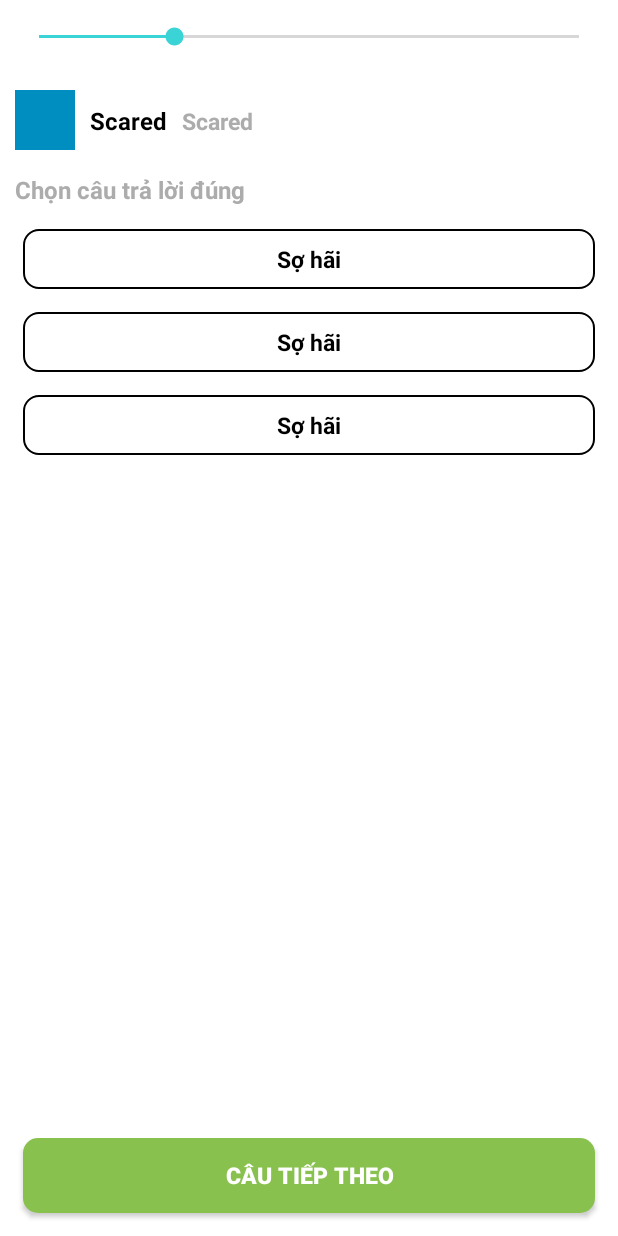
After one commit to tinvongoc54/HackNao, an Android app: the layout fragment_check_eng_vie.xml on its own in the app's theme, with its tools: preview values and no code run, on a phone screen of 412 x 824 dp. The commit adds this screen. Run offline under Robolectric (Android 15) with nearby library versions, the phone set to English and light mode, and no system bars.

Commit message:
ui detail check unit eng vie

```diff
--- a/app/src/main/java/com/app/hack_brain/di/ViewModelModule.kt
+++ b/app/src/main/java/com/app/hack_brain/di/ViewModelModule.kt
@@ -1,6 +1,7 @@
 package com.app.hack_brain.di
 
 import com.app.hack_brain.ui.check.CheckFragViewModel
+import com.app.hack_brain.ui.check.eng_vie.CheckEngVieFragViewModel
 import com.app.hack_brain.ui.home.HomeFragViewModel
 import com.app.hack_brain.ui.home.HomeViewModel
 import com.app.hack_brain.ui.irregular.IrregularFragViewModel
@@ -25,4 +26,5 @@ val viewModelModule = module {
     viewModel<IrregularFragViewModel>()
     viewModel<CheckFragViewModel>()
     viewModel<TranslateFragViewModel>()
+    viewModel<CheckEngVieFragViewModel>()
 }
--- /dev/null
+++ b/app/src/main/java/com/app/hack_brain/ui/check/eng_vie/CheckEngVieFragViewModel.kt
@@ -0,0 +1,6 @@
+package com.app.hack_brain.ui.check.eng_vie
+
+import com.app.hack_brain.common.base.BaseViewModel
+
+class CheckEngVieFragViewModel : BaseViewModel() {
+}
--- /dev/null
+++ b/app/src/main/java/com/app/hack_brain/ui/check/vie_eng/CheckVieEngFragViewModel.kt
@@ -0,0 +1,6 @@
+package com.app.hack_brain.ui.check.vie_eng
+
+import com.app.hack_brain.common.base.BaseViewModel
+
+class CheckVieEngFragViewModel : BaseViewModel() {
+}
--- /dev/null
+++ b/app/src/main/res/drawable/background_correct_answer.xml
@@ -0,0 +1,5 @@
+<?xml version="1.0" encoding="utf-8"?>
+<shape xmlns:android="http://schemas.android.com/apk/res/android">
+    <solid android:color="@color/green_text"/>
+    <corners android:radius="@dimen/dp_10"/>
+</shape>
--- /dev/null
+++ b/app/src/main/res/drawable/background_default_answer.xml
@@ -0,0 +1,7 @@
+<?xml version="1.0" encoding="utf-8"?>
+<shape xmlns:android="http://schemas.android.com/apk/res/android">
+    <stroke android:color="@color/black"
+        android:width="@dimen/dp_1"/>
+    <solid android:color="@color/white"/>
+    <corners android:radius="@dimen/dp_10"/>
+</shape>
--- /dev/null
+++ b/app/src/main/res/drawable/background_disable_button.xml
@@ -0,0 +1,5 @@
+<?xml version="1.0" encoding="utf-8"?>
+<shape xmlns:android="http://schemas.android.com/apk/res/android">
+    <solid android:color="@color/gray_black"/>
+    <corners android:radius="@dimen/dp_10"/>
+</shape>
--- /dev/null
+++ b/app/src/main/res/drawable/background_selected_answer.xml
@@ -0,0 +1,5 @@
+<?xml version="1.0" encoding="utf-8"?>
+<shape xmlns:android="http://schemas.android.com/apk/res/android">
+    <solid android:color="@color/colorPrimary"/>
+    <corners android:radius="@dimen/dp_10"/>
+</shape>
--- /dev/null
+++ b/app/src/main/res/drawable/background_selector_answer.xml
@@ -0,0 +1,5 @@
+<?xml version="1.0" encoding="utf-8"?>
+<selector xmlns:android="http://schemas.android.com/apk/res/android">
+    <item android:drawable="@drawable/background_selected_answer" android:state_selected="true" />
+    <item android:drawable="@drawable/background_default_answer" android:state_selected="false" />
+</selector>
--- /dev/null
+++ b/app/src/main/res/drawable/background_selector_button.xml
@@ -0,0 +1,5 @@
+<?xml version="1.0" encoding="utf-8"?>
+<selector xmlns:android="http://schemas.android.com/apk/res/android">
+    <item android:state_enabled="true" android:drawable="@drawable/background_correct_answer" />
+    <item android:state_enabled="false" android:drawable="@drawable/background_disable_button" />
+</selector>
--- /dev/null
+++ b/app/src/main/res/layout/fragment_check_eng_vie.xml
@@ -0,0 +1,125 @@
+<?xml version="1.0" encoding="utf-8"?>
+<androidx.constraintlayout.widget.ConstraintLayout xmlns:android="http://schemas.android.com/apk/res/android"
+    xmlns:app="http://schemas.android.com/apk/res-auto"
+    android:layout_width="match_parent"
+    android:layout_height="match_parent">
+
+    <androidx.appcompat.widget.AppCompatSeekBar
+        android:id="@+id/sbProgress"
+        android:layout_width="match_parent"
+        android:layout_height="@dimen/dp_50"
+        android:layout_marginStart="@dimen/dp_10"
+        android:layout_marginEnd="@dimen/dp_10"
+        android:progress="25"
+        android:scrollbarThumbVertical="@dimen/dp_5"
+        app:layout_constraintEnd_toEndOf="parent"
+        app:layout_constraintStart_toStartOf="parent"
+        app:layout_constraintTop_toTopOf="parent" />
+
+    <View
+        android:id="@+id/view"
+        android:layout_width="@dimen/dp_40"
+        android:layout_height="@dimen/dp_40"
+        android:layout_marginStart="@dimen/dp_10"
+        android:layout_marginTop="@dimen/dp_10"
+        android:background="@color/colorPrimary"
+        app:layout_constraintStart_toStartOf="parent"
+        app:layout_constraintTop_toBottomOf="@+id/sbProgress" />
+
+    <androidx.appcompat.widget.AppCompatTextView
+        android:id="@+id/tvWord"
+        android:layout_width="wrap_content"
+        android:layout_height="wrap_content"
+        android:layout_marginStart="@dimen/dp_10"
+        android:text="Scared"
+        android:textColor="@color/black"
+        android:textSize="@dimen/sp_16"
+        android:textStyle="bold"
+        app:layout_constraintBottom_toBottomOf="@id/view"
+        app:layout_constraintStart_toEndOf="@+id/view"
+        app:layout_constraintTop_toTopOf="@id/view" />
+
+    <androidx.appcompat.widget.AppCompatTextView
+        android:id="@+id/tvSpelling"
+        android:layout_width="wrap_content"
+        android:layout_height="wrap_content"
+        android:layout_marginStart="@dimen/dp_10"
+        android:text="Scared"
+        android:textColor="@color/gray_black"
+        android:textSize="@dimen/sp_15"
+        android:textStyle="bold"
+        app:layout_constraintBottom_toBottomOf="@id/tvWord"
+        app:layout_constraintStart_toEndOf="@+id/tvWord"
+        app:layout_constraintTop_toTopOf="@id/tvWord" />
+
+    <androidx.appcompat.widget.AppCompatTextView
+        android:id="@+id/tvChoose"
+        android:layout_width="wrap_content"
+        android:layout_height="wrap_content"
+        android:layout_marginTop="@dimen/dp_15"
+        android:text="Chọn câu trả lời đúng"
+        android:textColor="@color/gray_black"
+        android:textSize="@dimen/sp_16"
+        android:textStyle="bold"
+        app:layout_constraintStart_toStartOf="@id/view"
+        app:layout_constraintTop_toBottomOf="@+id/view" />
+
+    <androidx.appcompat.widget.AppCompatTextView
+        android:id="@+id/tvAnswer1"
+        android:layout_width="match_parent"
+        android:layout_height="@dimen/dp_40"
+        android:layout_margin="@dimen/dp_15"
+        android:background="@drawable/background_selector_answer"
+        android:gravity="center"
+        android:text="Sợ hãi"
+        android:textColor="@color/black"
+        android:textSize="@dimen/sp_15"
+        android:textStyle="bold"
+        app:layout_constraintEnd_toEndOf="parent"
+        app:layout_constraintStart_toStartOf="parent"
+        app:layout_constraintTop_toBottomOf="@id/tvChoose" />
+
+    <androidx.appcompat.widget.AppCompatTextView
+        android:id="@+id/tvAnswer2"
+        android:layout_width="match_parent"
+        android:layout_height="@dimen/dp_40"
+        android:layout_margin="@dimen/dp_15"
+        android:background="@drawable/background_selector_answer"
+        android:gravity="center"
+        android:text="Sợ hãi"
+        android:textColor="@color/black"
+        android:textSize="@dimen/sp_15"
+        android:textStyle="bold"
+        app:layout_constraintEnd_toEndOf="parent"
+        app:layout_constraintStart_toStartOf="parent"
+        app:layout_constraintTop_toBottomOf="@id/tvAnswer1" />
+
+    <androidx.appcompat.widget.AppCompatTextView
+        android:id="@+id/tvAnswer3"
+        android:layout_width="match_parent"
+        android:layout_height="@dimen/dp_40"
+        android:layout_margin="@dimen/dp_15"
+        android:background="@drawable/background_selector_answer"
+        android:gravity="center"
+        android:text="Sợ hãi"
+        android:textColor="@color/black"
+        android:textSize="@dimen/sp_15"
+        android:textStyle="bold"
+        app:layout_constraintEnd_toEndOf="parent"
+        app:layout_constraintStart_toStartOf="parent"
+        app:layout_constraintTop_toBottomOf="@id/tvAnswer2" />
+
+    <androidx.appcompat.widget.AppCompatButton
+        android:layout_width="match_parent"
+        android:layout_height="@dimen/dp_50"
+        android:layout_margin="@dimen/dp_15"
+        android:background="@drawable/background_selector_button"
+        android:text="Câu tiếp theo"
+        android:textSize="@dimen/sp_15"
+        android:textStyle="bold"
+        android:textColor="@color/white"
+        app:layout_constraintBottom_toBottomOf="parent"
+        app:layout_constraintEnd_toEndOf="parent"
+        app:layout_constraintStart_toStartOf="parent" />
+
+</androidx.constraintlayout.widget.ConstraintLayout>
--- a/app/src/main/res/values/colors.xml
+++ b/app/src/main/res/values/colors.xml
@@ -7,6 +7,7 @@
     <color name="dim_gray_opacity_40">#4D717171</color>
     <color name="white">#FFFFFF</color>
     <color name="gray">#DDDDDD</color>
+    <color name="gray_black">#ACACAC</color>
     <color name="black">#000000</color>
     <color name="red">#FF0000</color>
     <color name="light_red">#FF5020</color>
```
Also changed, not shown: app/src/main/java/com/app/hack_brain/ui/check/CheckFragment.kt (+7 -1 lines), app/src/main/java/com/app/hack_brain/ui/check/eng_vie/CheckEngVieFragment.kt (added, +19 -0 lines), app/src/main/java/com/app/hack_brain/ui/check/vie_eng/CheckVieEngFragment.kt (added, +19 -0 lines), app/src/main/java/com/app/hack_brain/ui/home/HomeActivity.kt (+21 -7 lines), app/src/main/res/layout/fragment_check_vie_eng.xml (added, +72 -0 lines), app/src/main/res/navigation/home_graph.xml (+20 -5 lines).
